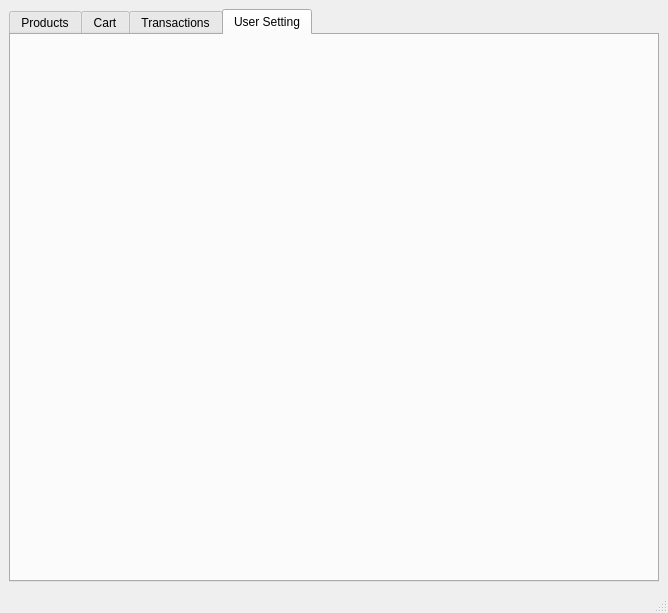
First picture: the form in AP/client_ui.ui, repository AP-projects-4001/Guys, before the edit.
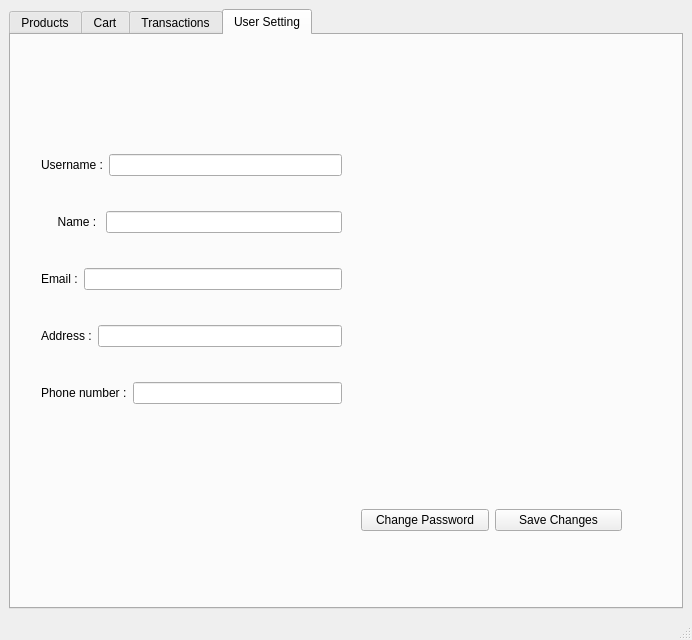
Second picture: the form after the edit. The open tabs and pages were chosen to show the change.

Commit message: Set client user setting

Patch:
```diff
--- a/AP/client_ui.ui
+++ b/AP/client_ui.ui
@@ -6,8 +6,8 @@
    <rect>
     <x>0</x>
     <y>0</y>
-    <width>668</width>
-    <height>613</height>
+    <width>692</width>
+    <height>640</height>
    </rect>
   </property>
   <property name="windowTitle">
@@ -21,7 +21,7 @@
     </size>
    </property>
    <layout class="QGridLayout" name="gridLayout">
-    <item row="0" column="1">
+    <item row="0" column="0">
      <widget class="QTabWidget" name="tabWidget">
       <property name="currentIndex">
        <number>1</number>
@@ -324,6 +324,131 @@
        <attribute name="title">
         <string>User Setting</string>
        </attribute>
+       <widget class="QLabel" name="label_9">
+        <property name="geometry">
+         <rect>
+          <x>50</x>
+          <y>410</y>
+          <width>63</width>
+          <height>20</height>
+         </rect>
+        </property>
+        <property name="text">
+         <string/>
+        </property>
+       </widget>
+       <widget class="QWidget" name="">
+        <property name="geometry">
+         <rect>
+          <x>350</x>
+          <y>460</y>
+          <width>261</width>
+          <height>51</height>
+         </rect>
+        </property>
+        <layout class="QHBoxLayout" name="horizontalLayout_10">
+         <item>
+          <widget class="QPushButton" name="pushButton_4">
+           <property name="text">
+            <string>Change Password</string>
+           </property>
+          </widget>
+         </item>
+         <item>
+          <widget class="QPushButton" name="pushButton_3">
+           <property name="text">
+            <string>Save Changes</string>
+           </property>
+          </widget>
+         </item>
+        </layout>
+       </widget>
+       <widget class="QWidget" name="">
+        <property name="geometry">
+         <rect>
+          <x>30</x>
+          <y>90</y>
+          <width>301</width>
+          <height>311</height>
+         </rect>
+        </property>
+        <layout class="QVBoxLayout" name="verticalLayout_5">
+         <item>
+          <layout class="QHBoxLayout" name="horizontalLayout_6">
+           <item>
+            <widget class="QLabel" name="label_5">
+             <property name="text">
+              <string>Username :</string>
+             </property>
+            </widget>
+           </item>
+           <item>
+            <widget class="QLineEdit" name="lineEdit_username">
+             <property name="readOnly">
+              <bool>true</bool>
+             </property>
+            </widget>
+           </item>
+          </layout>
+         </item>
+         <item>
+          <layout class="QHBoxLayout" name="horizontalLayout_5">
+           <item>
+            <widget class="QLabel" name="label_4">
+             <property name="text">
+              <string>     Name : </string>
+             </property>
+            </widget>
+           </item>
+           <item>
+            <widget class="QLineEdit" name="lineEdit_name"/>
+           </item>
+          </layout>
+         </item>
+         <item>
+          <layout class="QHBoxLayout" name="horizontalLayout_7">
+           <item>
+            <widget class="QLabel" name="label_6">
+             <property name="text">
+              <string>Email :</string>
+             </property>
+            </widget>
+           </item>
+           <item>
+            <widget class="QLineEdit" name="lineEdit_email"/>
+           </item>
+          </layout>
+         </item>
+         <item>
+          <layout class="QHBoxLayout" name="horizontalLayout_8">
+           <item>
+            <widget class="QLabel" name="label_7">
+             <property name="text">
+              <string>Address :</string>
+             </property>
+            </widget>
+           </item>
+           <item>
+            <widget class="QLineEdit" name="lineEdit_address"/>
+           </item>
+          </layout>
+         </item>
+         <item>
+          <layout class="QHBoxLayout" name="horizontalLayout_9">
+           <item>
+            <widget class="QLabel" name="label_8">
+             <property name="text">
+              <string>Phone number :</string>
+             </property>
+            </widget>
+           </item>
+           <item>
+            <widget class="QLineEdit" name="lineEdit_phone_num"/>
+           </item>
+          </layout>
+         </item>
+        </layout>
+       </widget>
       </widget>
      </widget>
     </item>
```
Left out of the diff: 2 changed lines with no effect on the pictures. The commit also changes 10 other files.
